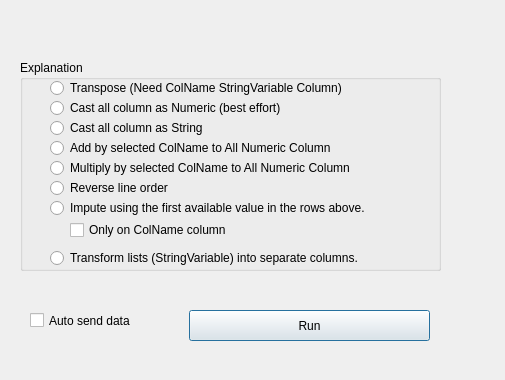
Qt form orangecontrib/AAIT/widgets/designer/owmutator.ui (TigerODM/TigerODM) before a commit.
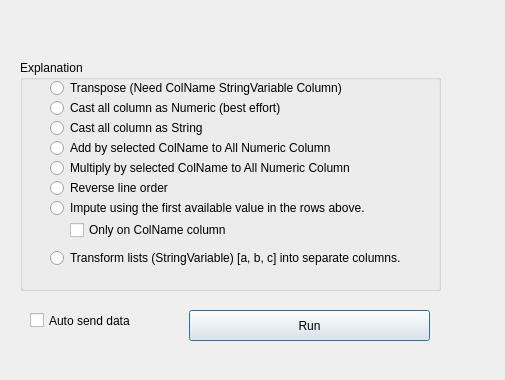
The same form after that commit.

Patch:
```diff
--- a/orangecontrib/AAIT/widgets/designer/owmutator.ui
+++ b/orangecontrib/AAIT/widgets/designer/owmutator.ui
@@ -35,7 +35,7 @@
      <x>20</x>
      <y>60</y>
      <width>421</width>
-     <height>211</height>
+     <height>231</height>
     </rect>
    </property>
    <property name="title">
@@ -158,7 +158,7 @@
      </rect>
     </property>
     <property name="text">
-     <string>Transform lists (StringVariable) into separate columns.</string>
+     <string>Transform lists (StringVariable) [a, b, c] into separate columns.</string>
     </property>
    </widget>
   </widget>
```
